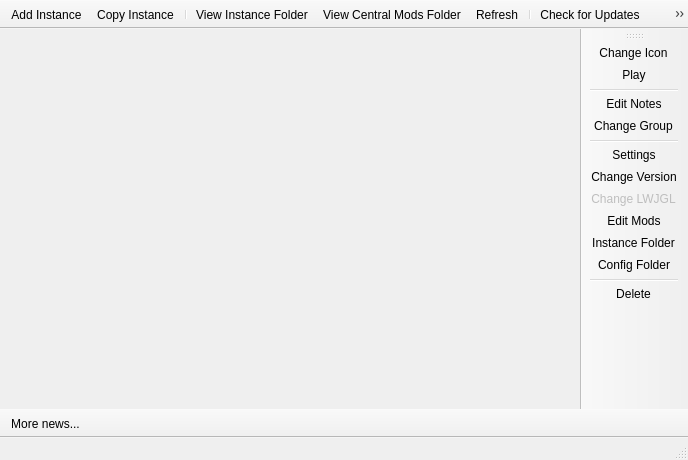
First picture: the form in gui/MainWindow.ui, repository FreesmTeam/FreesmLauncher, before the edit.
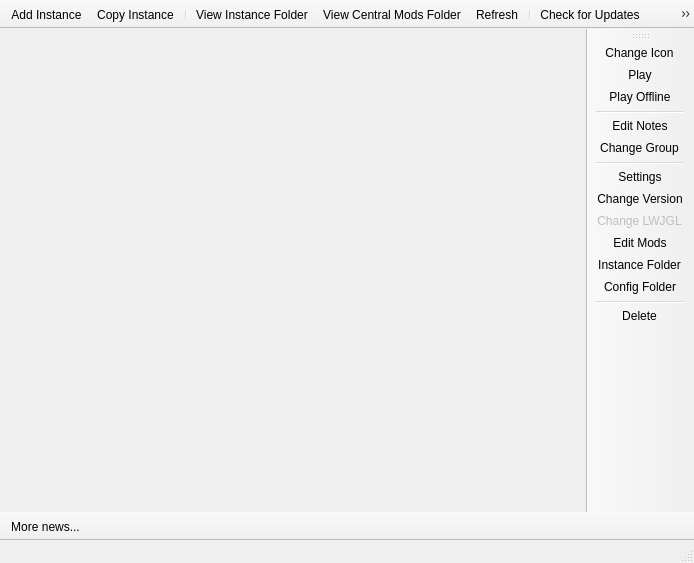
Second picture: the form after the edit. Icons and pictures are not drawn.

Commit message:
Offline mode can be used even when online.
Allow the user to pick a player name for offline mode.
Big auth refactor. Now using session objects instead of the accounts themselves.
Sessions only last for one instance start and hold all the auth and player data.

Diff of the .ui file:
```diff
--- a/gui/MainWindow.ui
+++ b/gui/MainWindow.ui
@@ -6,8 +6,8 @@
    <rect>
     <x>0</x>
     <y>0</y>
-    <width>688</width>
-    <height>460</height>
+    <width>694</width>
+    <height>563</height>
    </rect>
   </property>
   <property name="windowTitle">
@@ -107,6 +107,7 @@
    </attribute>
    <addaction name="actionChangeInstIcon"/>
    <addaction name="actionLaunchInstance"/>
+   <addaction name="actionLaunchInstanceOffline"/>
    <addaction name="separator"/>
    <addaction name="actionEditInstNotes"/>
    <addaction name="actionChangeInstGroup"/>
@@ -494,6 +495,17 @@
     <string>Manage your Mojang or Minecraft accounts.</string>
    </property>
   </action>
+  <action name="actionLaunchInstanceOffline">
+   <property name="text">
+    <string>Play Offline</string>
+   </property>
+   <property name="toolTip">
+    <string>Launch the selected instance in offline mode.</string>
+   </property>
+   <property name="statusTip">
+    <string>Launch the selected instance.</string>
+   </property>
+  </action>
  </widget>
  <layoutdefault spacing="6" margin="11"/>
  <resources>
```
Left out of the diff: 44 changed lines with no effect on the pictures. The commit also changes 26 other files.
